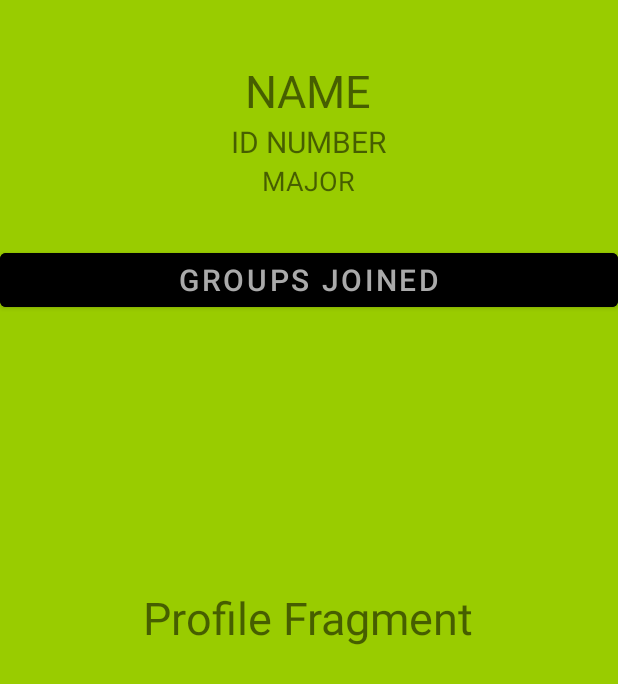
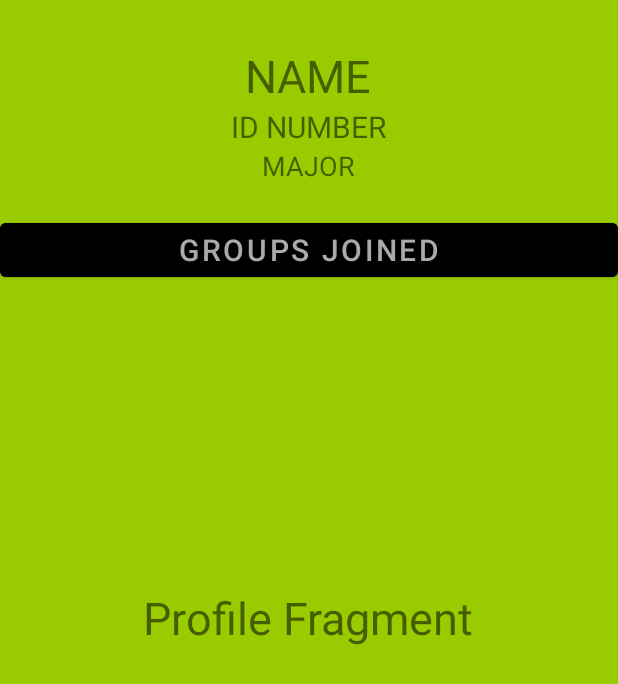
Before and after one commit to robertla234/UCI-Study-Party, an Android app: the layout fragment_profile.xml on its own in the app's theme, with its tools: preview values and no code run, on a phone screen of 412 x 824 dp. Shown: the top 684 px of the screen. Run offline under Robolectric (Android 15) with nearby library versions, the phone set to English and light mode, and no system bars.

Commit message:
Update fragment_profile.xml

```diff
--- a/app/src/main/res/layout/fragment_profile.xml
+++ b/app/src/main/res/layout/fragment_profile.xml
@@ -32,7 +32,7 @@
         android:layout_width="wrap_content"
         android:layout_height="wrap_content"
         android:layout_alignParentTop="true"
-        android:layout_marginTop="40sp"
+        android:layout_marginTop="30sp"
         android:layout_marginLeft="20sp"
         android:layout_centerHorizontal="true"
 
@@ -55,7 +55,7 @@
         android:layout_height="wrap_content"
         android:layout_below="@id/profile_idnum"
         android:layout_marginLeft="20sp"
-        android:layout_marginBottom="30sp"
+        android:layout_marginBottom="20sp"
         android:layout_centerHorizontal="true"
 
 
```
